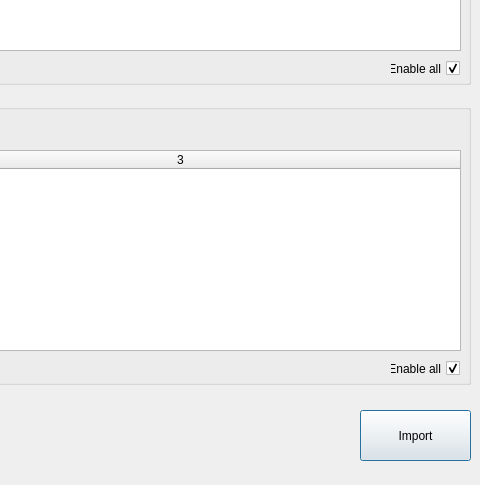
Before: the Qt Designer form widgets/import_data/import_dxf_dialog.ui in Geoportail-Luxembourg/qgis-pag-plugin, drawn with Qt 5; both pictures show x 320 to 800 and y 210 to 695 of the 800 by 695 pixel window.
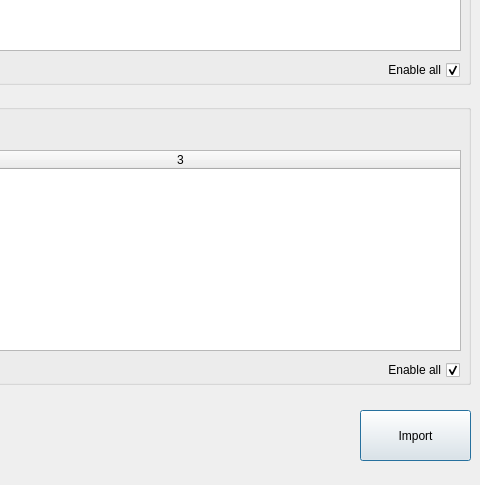
After: the same form once the commit is applied.

Patch:
```diff
--- a/widgets/import_data/import_dxf_dialog.ui
+++ b/widgets/import_data/import_dxf_dialog.ui
@@ -142,10 +142,10 @@
    <widget class="QCheckBox" name="chkEnableAllLayersMapping">
     <property name="geometry">
      <rect>
-      <x>700</x>
+      <x>679</x>
       <y>230</y>
-      <width>70</width>
-      <height>17</height>
+      <width>91</width>
+      <height>20</height>
      </rect>
     </property>
     <property name="layoutDirection">
@@ -209,10 +209,10 @@
    <widget class="QCheckBox" name="chkEnableAllFieldsMapping">
     <property name="geometry">
      <rect>
-      <x>700</x>
+      <x>679</x>
       <y>270</y>
-      <width>70</width>
-      <height>17</height>
+      <width>91</width>
+      <height>20</height>
      </rect>
     </property>
     <property name="layoutDirection">
```
